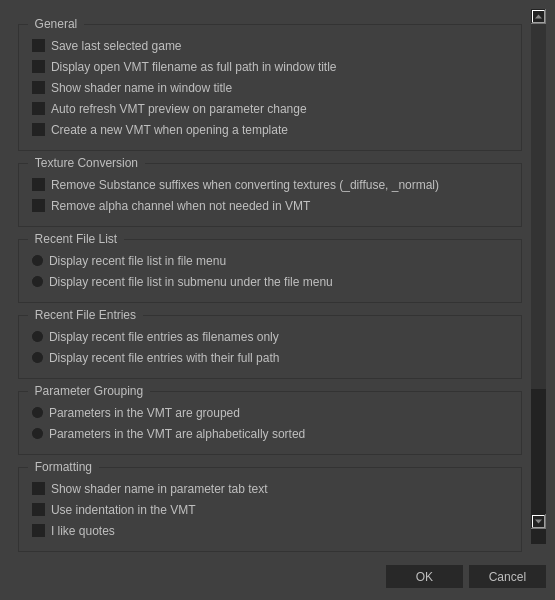
This is ui/optionsdialog.ui in Dima-369/VMT-Editor as Qt 5 draws it before an edit. The edited form follows.
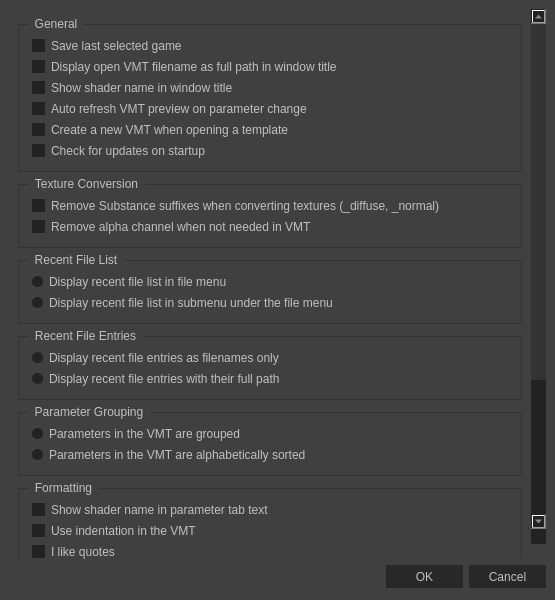
This is the edited form. Icons and pictures are not drawn.

Commit message: Add check for updates on startup to options

Diff of the .ui file:
```diff
--- a/ui/optionsdialog.ui
+++ b/ui/optionsdialog.ui
@@ -799,9 +799,9 @@
          <property name="geometry">
           <rect>
            <x>0</x>
-           <y>-231</y>
+           <y>0</y>
            <width>522</width>
-           <height>783</height>
+           <height>804</height>
           </rect>
          </property>
          <layout class="QVBoxLayout" name="verticalLayout_2">
@@ -846,6 +846,13 @@
                </property>
               </widget>
              </item>
+             <item row="7" column="0">
+              <widget class="QCheckBox" name="checkBox_checkForUpdates">
+               <property name="text">
+                <string>Check for updates on startup</string>
+               </property>
+              </widget>
+             </item>
             </layout>
            </widget>
           </item>
```
Left out of the diff: 28 changed lines with no effect on the pictures. The commit also changes 3 other files.
